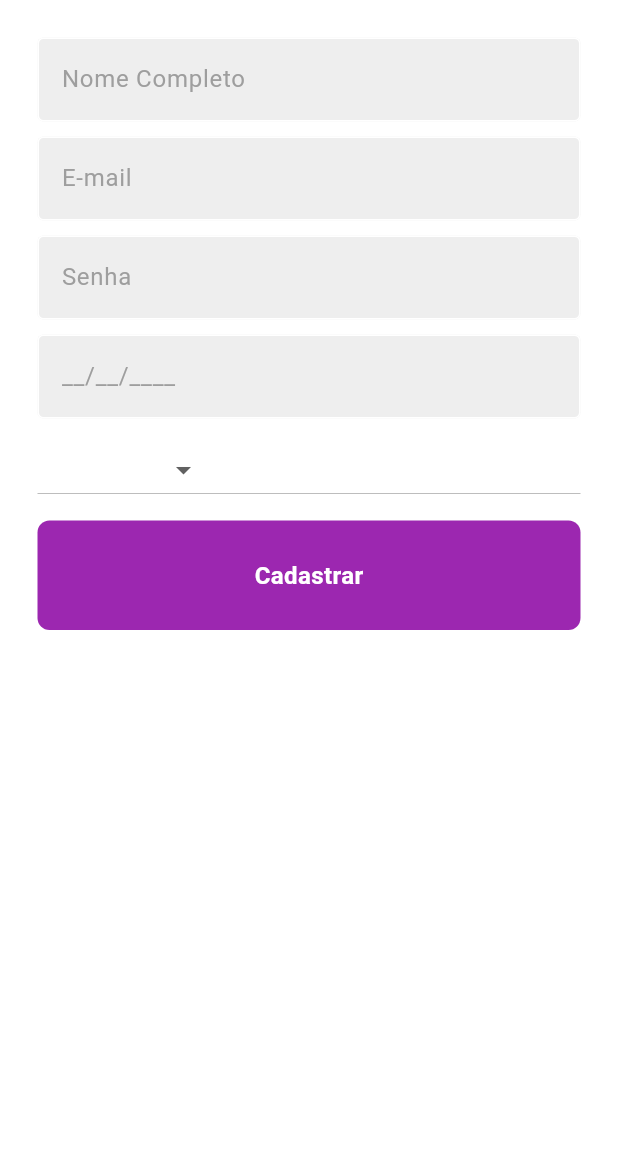
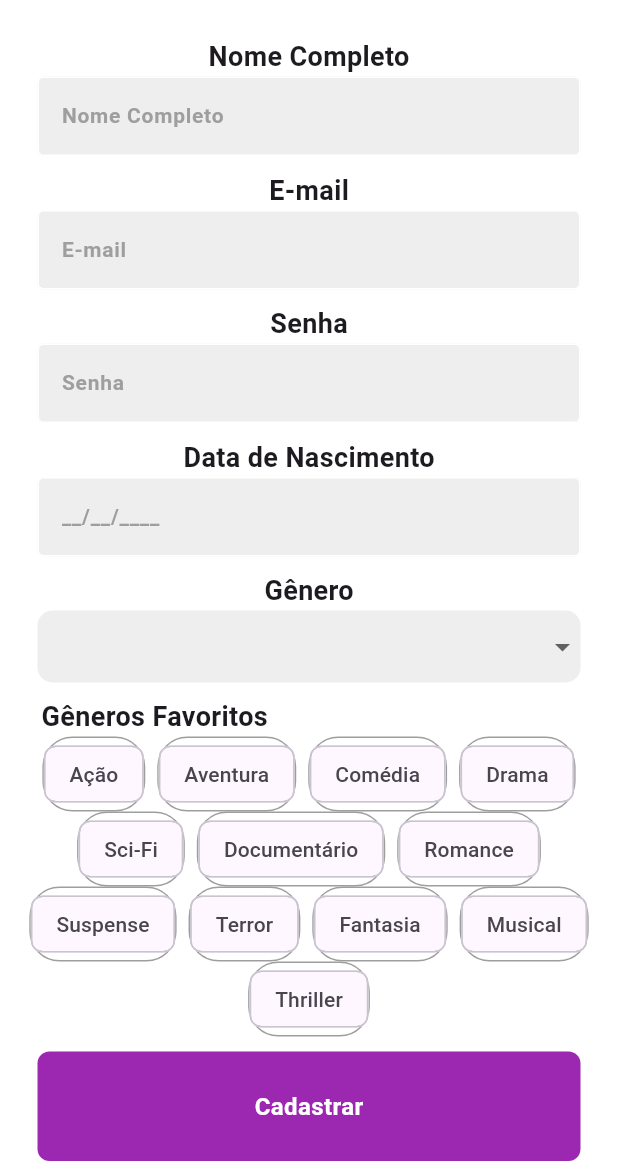
Before and after one commit to Luko1de/DSI, a Flutter app: the SignUpPage screen opened directly, on a phone screen of 412 x 824 dp, the part 72-1236 px from its top. Run offline on Flutter 3.47's test engine with Material 3 defaults, Android fonts, the phone set to English and light mode, and no system bars; our stand-ins replace carousel_slider; Roboto replaces fonts that are missing (Poppins).

Commit message:
Add files via upload

```diff
--- /dev/null
+++ b/lib/components/chipmenu.dart
@@ -0,0 +1,68 @@
+import 'package:flutter/material.dart';
+
+class ChipMenu extends StatefulWidget {
+  final List<String> options;
+  final String labelText;
+
+  const ChipMenu({Key? key, required this.options, required this.labelText}) : super(key: key);
+
+  @override
+  State<ChipMenu> createState() => _ChipMenuState();
+}
+
+class _ChipMenuState extends State<ChipMenu> {
+  List<bool> isSelectedList = [];
+
+  @override
+  void initState() {
+    super.initState();
+    // Inicialize a lista de isSelected com valores falsos para cada opção
+    isSelectedList = List<bool>.filled(widget.options.length, false);
+  }
+
+  @override
+  Widget build(BuildContext context) {
+    return Column(
+      crossAxisAlignment: CrossAxisAlignment.start,
+      children: [
+        Padding(
+          padding: const EdgeInsets.only(left: 8.0),
+          child: Text(
+            widget.labelText, // Usar o texto passado ao chamar o componente
+            textAlign: TextAlign.left,
+            style: TextStyle(
+              fontFamily: 'Poppins',
+              fontWeight: FontWeight.bold,
+              fontSize: 18,
+            ),
+          ),
+        ),
+        Wrap(
+          alignment: WrapAlignment.center,
+          spacing: 8.0,
+          children: List.generate(widget.options.length, (index) {
+            return Container(
+              decoration: BoxDecoration(
+                borderRadius: BorderRadius.circular(20.0), // borda arredondada
+                border: Border.all(
+                  color: Colors.grey, // cor da borda
+                  width: 1.0, // largura da borda
+                ),
+              ),
+              child: ChoiceChip(
+                label: Text(widget.options[index]),
+                selected: isSelectedList[index],
+                selectedColor: Color.fromARGB(194, 107, 1, 156),
+                onSelected: (isSelected) {
+                  setState(() {
+                    isSelectedList[index] = isSelected;
+                  });
+                },
+              ),
+            );
+          }),
+        ),
+      ],
+    );
+  }
+}
--- a/lib/components/purplebutton.dart
+++ b/lib/components/purplebutton.dart
@@ -21,6 +21,7 @@ class PurpleButton extends StatelessWidget {
             "Cadastrar",
             style: TextStyle(
               color: Colors.white,
+              fontFamily: 'Poppins',
               fontWeight: FontWeight.bold,
               fontSize: 16,
             ),
--- a/lib/components/suspendedmenu.dart
+++ b/lib/components/suspendedmenu.dart
@@ -16,16 +16,32 @@ class SuspendedMenu extends StatelessWidget {
       padding: const EdgeInsets.symmetric(horizontal: 25.0),
       child: Container(
         width: double.maxFinite,
-        child:DropdownButton<String>(
+        decoration: BoxDecoration(
+          color: Colors.grey[200],
+          borderRadius: BorderRadius.circular(10),
+        ),
+        child: DropdownButton<String>(
+          isExpanded: true, // Para fazer o DropdownButton se expandir horizontalmente
+          underline: SizedBox(),
           items: <String>['Masculino', 'Feminino', 'Não Binário', 'Outro']
               .map<DropdownMenuItem<String>>((String value) {
             return DropdownMenuItem<String>(
               value: value,
-            child: Text(value),
+              child: Padding(
+                padding: const EdgeInsets.all(8.0),
+                child: Text(
+                  value,
+                  style: TextStyle(
+                    fontFamily: 'Poppins',
+                    fontWeight: FontWeight.bold,
+                    fontSize: 14,
+                  ),
+                ),
+              ),
             );
           }).toList(),
           onChanged: (String? value) {
-          // Você pode adicionar o código desejado aqui para lidar com a mudança de valor
+            // logica do botao
           },
         ),
       ),
--- a/lib/components/textfield.dart
+++ b/lib/components/textfield.dart
@@ -1,4 +1,5 @@
 import 'package:flutter/material.dart';
+import 'package:flutter/widgets.dart';
 
 class MyTextField extends StatelessWidget{
   final controller;
@@ -19,6 +20,11 @@ class MyTextField extends StatelessWidget{
     return Padding(
           padding: const EdgeInsets.symmetric(horizontal: 25.0),
           child: TextField(
+            style:TextStyle(
+              fontFamily: 'Poppins',
+              fontWeight: FontWeight.bold,
+              fontSize: 14,
+            ),
             controller: controller,
             obscureText: obscureText,
             decoration: InputDecoration(
--- a/lib/pages/signUpPage.dart
+++ b/lib/pages/signUpPage.dart
@@ -1,4 +1,5 @@
 import 'package:flutter/material.dart';
+import 'package:testes/components/chipmenu.dart';
 import 'package:testes/components/purplebutton.dart';
 import 'package:testes/components/suspendedmenu.dart';
 import 'package:testes/components/textfield.dart';
@@ -25,13 +26,18 @@ class SignUpPage extends StatelessWidget {
               child: Image.asset('assets/Logo_MovieBox.webp'),
             ),
             const SizedBox(height: 25),
+            const Text('Nome Completo', textAlign: TextAlign.start,
+            style: TextStyle(
+              fontFamily: 'Poppins',
+              fontWeight: FontWeight.bold,
+              fontSize: 18)),
             MyTextField(
               decoration: InputDecoration(
-                labelText: 'Nome Completo',
+                labelText: 'Digite seu nome completo',
                 labelStyle: TextStyle(
                   color: Colors.black38,
                   fontWeight: FontWeight.w400,
-                  fontSize: 20,
+                  fontSize: 14,
                 ),
               ),
               controller: usernameController,
@@ -39,13 +45,18 @@ class SignUpPage extends StatelessWidget {
               obscureText: false,
             ),
             const SizedBox(height: 10),
+            const Text('E-mail', textAlign: TextAlign.start,
+            style: TextStyle(
+              fontFamily: 'Poppins',
+              fontWeight: FontWeight.bold,
+              fontSize: 18)),
             MyTextField(
               decoration: InputDecoration(
-                labelText: 'E-mail',
+                labelText: 'Digite seu e-mail',
                 labelStyle: TextStyle(
                   color: Colors.black38,
                   fontWeight: FontWeight.w400,
-                  fontSize: 20,
+                  fontSize: 14,
                 ),
               ),
               controller: emailController,
@@ -53,13 +64,18 @@ class SignUpPage extends StatelessWidget {
               obscureText: false,
             ),
             const SizedBox(height: 10),
+            const Text('Senha', textAlign: TextAlign.start,
+            style: TextStyle(
+              fontFamily: 'Poppins',
+              fontWeight: FontWeight.bold,
+              fontSize: 18)),
             MyTextField(
               decoration: InputDecoration(
-                labelText: 'Senha',
+                labelText: 'Digite sua senha',
                 labelStyle: TextStyle(
                   color: Colors.black38,
                   fontWeight: FontWeight.w400,
-                  fontSize: 20,
+                  fontSize: 14,
                 ),
               ),
               controller: passwordController,
@@ -67,13 +83,17 @@ class SignUpPage extends StatelessWidget {
               obscureText: true,
             ),
             const SizedBox(height: 10),
+            const Text('Data de Nascimento', textAlign: TextAlign.start,
+            style: TextStyle(
+              fontFamily: 'Poppins',
+              fontWeight: FontWeight.bold,
+              fontSize: 18)),
             MyTextField(
               decoration: InputDecoration(
-                labelText: 'Data de Nascimento',
                 labelStyle: TextStyle(
                   color: Colors.black38,
                   fontWeight: FontWeight.w400,
-                  fontSize: 20,
+                  fontSize: 14,
                 ),
               ),
               controller: birthController,
@@ -81,8 +101,18 @@ class SignUpPage extends StatelessWidget {
               obscureText: false,
             ),
             const SizedBox(height: 10),
+            const Text('Gênero', textAlign: TextAlign.start,
+            style: TextStyle(
+              fontFamily: 'Poppins',
+              fontWeight: FontWeight.bold,
+              fontSize: 18)),
             SuspendedMenu(
               hintText: 'Gênero',
+            ),
+            const SizedBox(height: 10),
+            ChipMenu(
+              labelText: 'Gêneros Favoritos',
+              options: ['Ação', 'Aventura', 'Comédia', 'Drama', 'Sci-Fi', 'Documentário', 'Romance', 'Suspense', 'Terror', 'Fantasia', 'Musical', 'Thriller'],
             ),
             const SizedBox(height: 10),
             PurpleButton(
```
Lines whose indentation alone changed are shown as unchanged.
